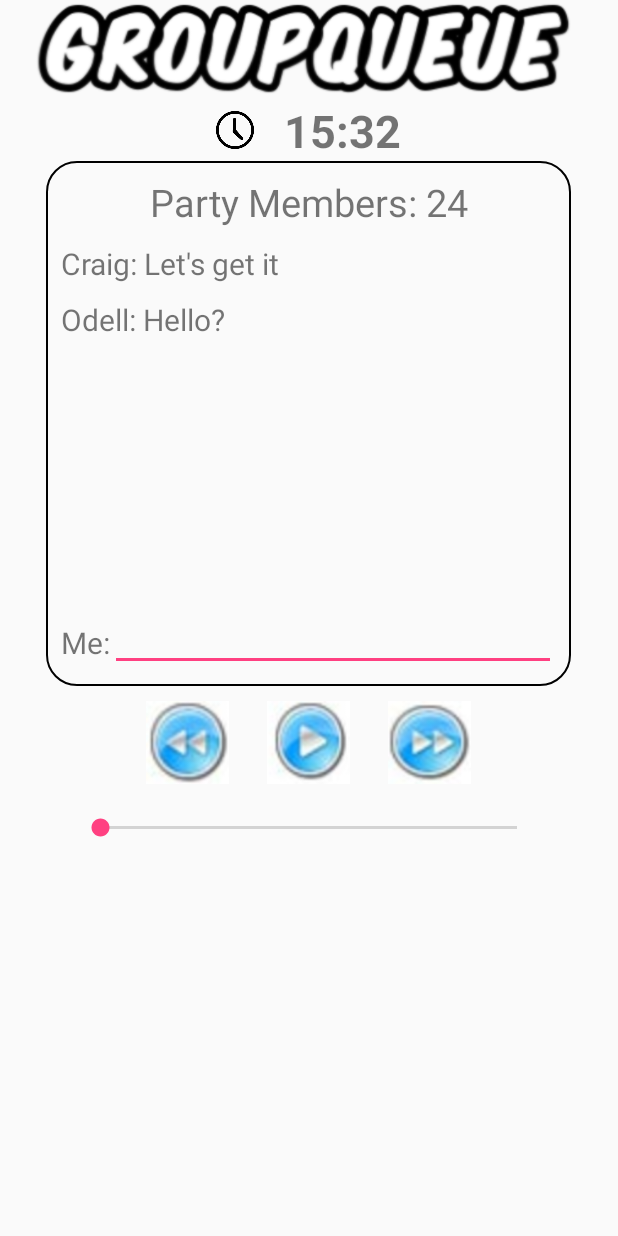
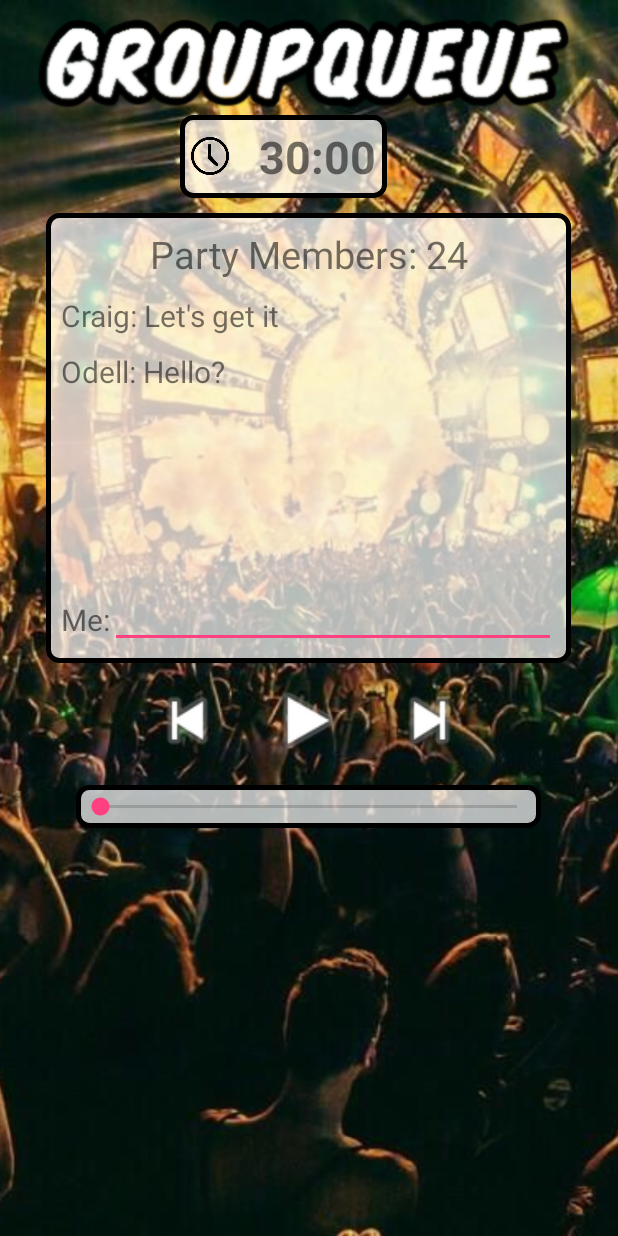
Before and after one commit to legut2/GroupQueue, an Android app: the HostViewActivity screen opened directly, with no data from a screen before it, on a phone screen of 412 x 824 dp. Run offline under Robolectric (Android 15) with nearby library versions, the phone set to English and light mode, and no system bars.

Commit message:
Style changes done

```diff
--- a/app/src/main/res/drawable/search_background.xml
+++ b/app/src/main/res/drawable/search_background.xml
@@ -1,6 +1,6 @@
 <?xml version="1.0" encoding="UTF-8"?>
 <shape xmlns:android="http://schemas.android.com/apk/res/android">
-    <solid android:color="#ffffffff"/>
+    <solid android:color="#b4ffffff"/>
 
     <stroke
         android:width="3dp"
--- a/app/src/main/res/layout/activity_ground_rules.xml
+++ b/app/src/main/res/layout/activity_ground_rules.xml
@@ -20,8 +20,8 @@
 
         <ImageView
             android:layout_width="wrap_content"
-            android:layout_height="75dp"
-            android:layout_marginBottom="15dp"
+            android:layout_height="65dp"
+            android:layout_marginBottom="1dp"
             android:layout_marginTop="10dp"
             android:src="@drawable/group_queue" />
 
@@ -157,7 +157,7 @@
             android:layout_height="wrap_content"
             android:layout_marginLeft="10dp"
             android:layout_marginRight="10dp"
-            android:layout_marginTop="30dp"
+            android:layout_marginTop="10dp"
             android:gravity="center">
 
             <Button
--- a/app/src/main/res/layout/activity_host_view.xml
+++ b/app/src/main/res/layout/activity_host_view.xml
@@ -6,67 +6,93 @@
     android:layout_height="match_parent"
     android:title="HostViewActivity"
     tools:context="com.example.groupqueueprototype.android_studio_project_folder.LoginActivity">
+    <ImageView
+        android:layout_width="match_parent"
+        android:layout_height="match_parent"
+        android:scaleType="centerCrop"
+        android:layout_gravity="top"
+        android:src="@drawable/background_party"/>
 
     <LinearLayout
         android:layout_width="match_parent"
         android:layout_height="match_parent"
-        android:orientation="vertical">
+        android:orientation="vertical"
+        tools:layout_editor_absoluteX="37dp"
+        tools:layout_editor_absoluteY="0dp">
+
         <ImageView
             android:layout_width="wrap_content"
             android:layout_height="65dp"
             android:layout_marginBottom="1dp"
+            android:layout_marginTop="10dp"
             android:src="@drawable/group_queue" />
+
         <LinearLayout
-            android:layout_width="match_parent"
+            android:layout_width="wrap_content"
             android:layout_height="wrap_content"
-            android:gravity="center">
+            android:layout_marginBottom="10dp"
+            android:layout_marginLeft="120dp"
+            android:background="@drawable/search_background"
+            android:gravity="center"
+            android:padding="7dp">
+
             <ImageView
                 android:layout_width="25dp"
                 android:layout_height="25dp"
-                android:src="@drawable/clock"/>
+                android:layout_gravity="center"
+                android:src="@drawable/clock" />
+
             <TextView
-                android:layout_marginLeft="20dp"
                 android:layout_width="wrap_content"
                 android:layout_height="wrap_content"
-                android:text="15:32"
-                android:textStyle="bold"
+                android:layout_gravity="center"
+                android:layout_marginLeft="20dp"
+                android:text="30:00"
                 android:textSize="30sp"
-                android:layout_gravity="center"/>
+                android:textStyle="bold" />
         </LinearLayout>
+
         <LinearLayout
             android:layout_width="350dp"
-            android:layout_height="350dp"
+            android:layout_height="300dp"
+            android:layout_gravity="center"
+            android:background="@drawable/search_background"
             android:orientation="vertical"
-            android:layout_gravity="center"
-            android:background="@drawable/customborder">
+            android:padding="10dp">
+
             <TextView
                 android:layout_width="match_parent"
                 android:layout_height="wrap_content"
+                android:gravity="center"
                 android:text="Party Members: 24"
-                android:textSize="25sp"
-                android:gravity="center" />
+                android:textSize="25sp" />
+
             <TextView
                 android:layout_width="wrap_content"
                 android:layout_height="wrap_content"
+                android:layout_marginTop="10dp"
                 android:text="Craig: Let's get it"
-                android:textSize="20sp"
-                android:layout_marginTop="10dp"/>
+                android:textSize="20sp" />
+
             <TextView
                 android:layout_width="wrap_content"
                 android:layout_height="wrap_content"
+                android:layout_marginTop="10dp"
                 android:text="Odell: Hello?"
-                android:textSize="20sp"
-                android:layout_marginTop="10dp"/>
+                android:textSize="20sp" />
+
             <LinearLayout
                 android:layout_width="match_parent"
                 android:layout_height="wrap_content"
-                android:orientation="horizontal"
-                android:layout_marginTop="180dp">
+                android:layout_marginTop="130dp"
+                android:orientation="horizontal">
+
                 <TextView
                     android:layout_width="wrap_content"
                     android:layout_height="wrap_content"
                     android:text="Me:"
-                    android:textSize="20sp"/>
+                    android:textSize="20sp" />
+
                 <EditText
                     android:layout_width="match_parent"
                     android:layout_height="wrap_content" />
@@ -77,32 +103,38 @@
             android:layout_width="wrap_content"
             android:layout_height="wrap_content"
             android:layout_gravity="center"
+            android:layout_marginTop="5dp"
             android:gravity="center"
-            android:layout_marginTop="10dp">
+            android:padding="5dp">
+
             <Button
                 android:id="@+id/back_btn"
                 android:layout_width="55dp"
                 android:layout_height="55dp"
-                android:background="@drawable/back" />
+                android:background="@android:drawable/ic_media_previous" />
+
             <Button
-                android:layout_marginLeft="25dp"
                 android:id="@+id/play_btn"
                 android:layout_width="55dp"
                 android:layout_height="55dp"
-                android:background="@drawable/play" />
+                android:layout_marginLeft="25dp"
+                android:background="@android:drawable/ic_media_play" />
+
             <Button
-                android:layout_marginLeft="25dp"
                 android:id="@+id/skip_btn"
                 android:layout_width="55dp"
                 android:layout_height="55dp"
-                android:background="@drawable/skip" />
+                android:layout_marginLeft="25dp"
+                android:background="@android:drawable/ic_media_next" />
         </LinearLayout>
 
         <SeekBar
             android:layout_width="310dp"
             android:layout_height="wrap_content"
-            android:layout_marginTop="20dp"
-            android:layout_gravity="center"/>
+            android:layout_gravity="center"
+            android:layout_marginTop="10dp"
+            android:background="@drawable/search_background"
+            android:padding="5dp"/>
 
     </LinearLayout>
 
```
Also changed, not shown: app/src/main/res/layout/activity_current_song.xml (+14 -5 lines), app/src/main/res/layout/activity_guest_view.xml (+31 -10 lines), app/src/main/res/layout/activity_join.xml (+15 -5 lines), app/src/main/res/layout/activity_vote.xml (+9 -5 lines), app/src/main/res/layout/party_search.xml (+4 -5 lines).
